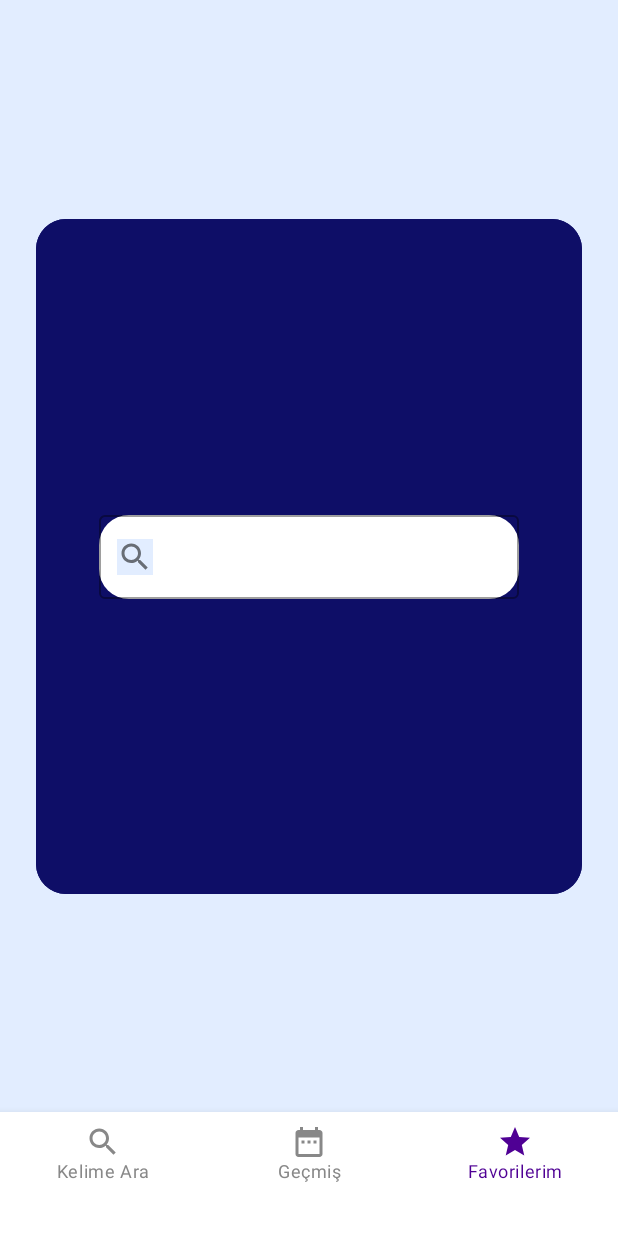
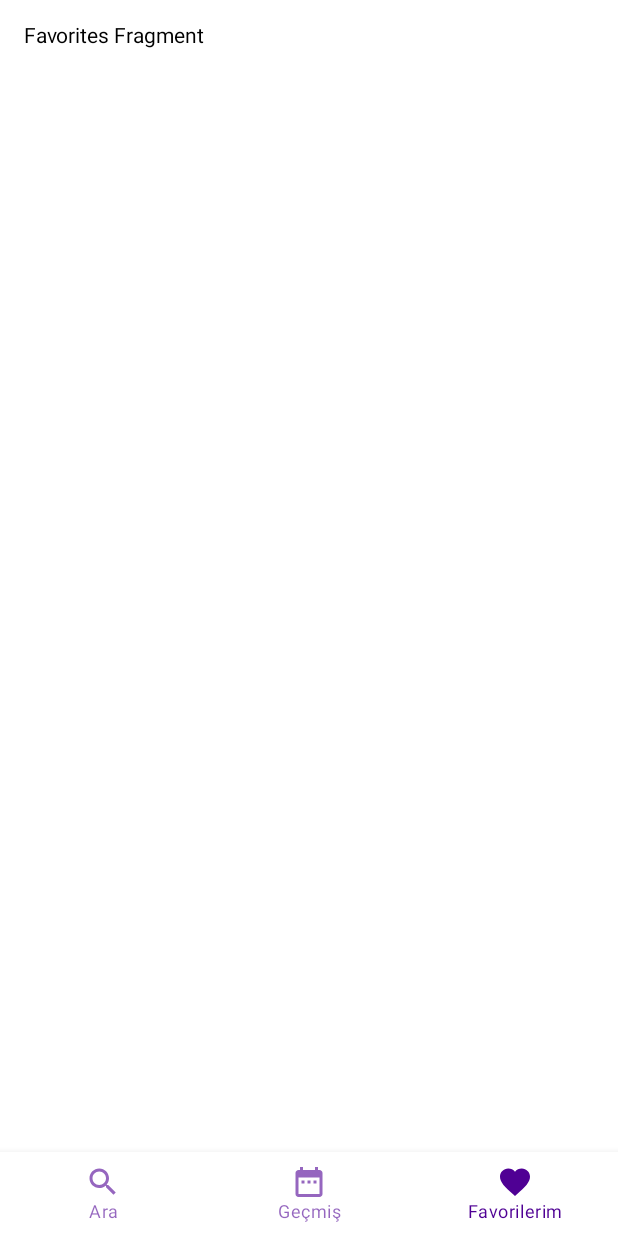
Before and after one commit to altaysoprano/TDKSozluk, an Android app built with Jetpack Compose: the screen it shows after launch (MainActivity), item 3 of the bottom bar chosen, on a phone screen of 412 x 824 dp. Run offline under Robolectric (Android 15) with nearby library versions, the phone set to English and light mode, and no system bars.

```diff
--- a/app/src/main/java/com/example/tdksozluk/MainActivity.kt
+++ b/app/src/main/java/com/example/tdksozluk/MainActivity.kt
@@ -4,6 +4,7 @@ import android.inputmethodservice.Keyboard
 import android.os.Bundle
 import androidx.activity.ComponentActivity
 import androidx.activity.compose.setContent
+import androidx.annotation.StringRes
 import androidx.compose.animation.expandVertically
 import androidx.compose.foundation.background
 import androidx.compose.foundation.border
@@ -28,35 +29,105 @@ import androidx.compose.ui.graphics.Brush
 import androidx.compose.ui.graphics.Color
 import androidx.compose.ui.graphics.RectangleShape
 import androidx.compose.ui.layout.ContentScale
+import androidx.compose.ui.res.stringResource
 import androidx.compose.ui.text.input.ImeAction
 import androidx.compose.ui.text.input.KeyboardType
 import androidx.compose.ui.text.input.TextFieldValue
 import androidx.compose.ui.tooling.preview.Preview
 import androidx.compose.ui.unit.dp
-import com.example.tdksozluk.ui.theme.TDKSozlukTheme
+import androidx.navigation.NavDestination.Companion.hierarchy
+import androidx.navigation.NavGraph.Companion.findStartDestination
+import androidx.navigation.Navigation.findNavController
+import androidx.navigation.compose.NavHost
+import androidx.navigation.compose.composable
+import androidx.navigation.compose.currentBackStackEntryAsState
+import androidx.navigation.compose.rememberNavController
+import com.google.android.material.bottomnavigation.BottomNavigationView
 
 class MainActivity : ComponentActivity() {
     override fun onCreate(savedInstanceState: Bundle?) {
         super.onCreate(savedInstanceState)
         setContent {
-            TDKSozlukTheme {
-                // A surface container using the 'background' color from the theme
-                Surface(color = MaterialTheme.colors.background) {
-                    Greeting()
+            mainActivityComposable()
+        }
+
+    }
+}
+
+sealed class Screen(val route: String, @StringRes val resourceId: Int) {
+    object Search : Screen("search", R.string.search)
+
+    object History : Screen("history", R.string.history)
+
+    object Favorites : Screen("favorites", R.string.favorites)
+}
+
+val items = listOf(
+    Screen.Search,
+    Screen.History,
+    Screen.Favorites
+)
+
+@Composable
+fun mainActivityComposable() {
+    val navController = rememberNavController()
+    Scaffold(
+        bottomBar = {
+            BottomNavigation(
+                contentColor = Color(79, 0, 148),
+                backgroundColor = Color.White,
+                ) {
+                val navBackStackEntry by navController.currentBackStackEntryAsState()
+                val currentDestination = navBackStackEntry?.destination
+                items.forEach { screen ->
+                    BottomNavigationItem(
+                        icon = { Icon(imageVector = when {
+                            screen.resourceId == R.string.search -> Icons.Filled.Search
+                            screen.resourceId == R.string.history -> Icons.Filled.DateRange
+                            screen.resourceId == R.string.favorites -> Icons.Filled.Favorite
+                            else -> Icons.Filled.Check}, contentDescription = null) },
+                        label = { Text(stringResource(screen.resourceId)) },
+                        selected = currentDestination?.hierarchy?.any { it.route == screen.route } == true,
+                        onClick = {
+                            navController.navigate(screen.route) {
+                                // Pop up to the start destination of the graph to
+                                // avoid building up a large stack of destinations
+                                // on the back stack as users select items
+                                popUpTo(navController.graph.findStartDestination().id) {
+                                    saveState = true
+                                }
+                                // Avoid multiple copies of the same destination when
+                                // reselecting the same item
+                                launchSingleTop = true
+                                // Restore state when reselecting a previously selected item
+                                restoreState = true
+                            }
+                        }
+                    )
                 }
             }
+        }
+    ) { innerPadding ->
+        NavHost(
+            navController,
+            startDestination = Screen.Search.route,
+            Modifier.padding(innerPadding)
+        ) {
+            composable(Screen.Search.route) { SearchComposable() }
+            composable(Screen.History.route) { History() }
+            composable(Screen.Favorites.route) { Favorites() }
         }
     }
 }
 
 @Composable
-fun Greeting() {
+fun SearchComposable() {
     Column(
         modifier = Modifier.fillMaxSize()
     ) {
         Row(
             modifier = Modifier
-                .weight(9f)
+                .weight(8f)
                 .background(Color(red = 226, green = 237, blue = 255))
                 .fillMaxSize()
                 .padding(24.dp),
@@ -82,14 +153,6 @@ fun Greeting() {
             {
                 Search()
             }
-        }
-        Row(
-            modifier = Modifier
-                .weight(1f)
-                .background(Color.White)
-                .fillMaxSize(),
-        ) {
-            bottomNavigation()
         }
     }
 }
@@ -139,16 +202,34 @@ fun Search() {
     )
 }
 
-val listItems = listOf("Kelime Ara", "Geçmiş", "Favorilerim")
+@Composable
+fun History() {
+    Column(modifier = Modifier.padding(16.dp)) {
+        Text(text = "History Fragment")
+    }
+}
 
 @Composable
+fun Favorites() {
+    Column(modifier = Modifier.padding(16.dp)) {
+        Text(text = "Favorites Fragment")
+    }
+}
+
+/* val listItems = listOf("Kelime Ara", "Geçmiş", "Favorilerim")
+
+ @Composable
 fun bottomNavigation() {
+    val navController = rememberNavController()
     var selectedIndex by remember { mutableStateOf(0) }
     BottomNavigation(
         modifier = Modifier.fillMaxSize(),
         contentColor = Color(79, 0, 148),
         backgroundColor = Color.White,
     ) {
+        val navBackStackEntry by navController.currentBackStackEntryAsState()
+        val currentDestination = navBackStackEntry?.destination
+
         listItems.forEachIndexed { index, label -> //Her bir list elemanı için 1 Bottom Navigation Item oluşturuyoruz.
             BottomNavigationItem(
                 icon = {
@@ -176,16 +257,18 @@ fun bottomNavigation() {
                     )
                 }, //List elemanının label'ı Item'ın label'ı olarak atanıyor.
                 selected = selectedIndex == index, //Item'ın seçili olup olmadığını buradan tespit ediliyor.
-                onClick = { selectedIndex = index }
+                onClick = { selectedIndex = index
+                    navController.navigate(R.layout.fragment_favorites)
+                }
             ) // Bu Item'a tıklandığında bu Item'ın index'i, selectedIndex olarak atanacak.
         }
     }
-}
+} */
 
 @Preview(showBackground = true)
 @Composable
 fun DefaultPreview() {
-    TDKSozlukTheme {
-        Greeting()
+    Surface {
+        mainActivityComposable()
     }
 }
--- a/app/src/main/java/com/example/tdksozluk/ui/theme/Color.kt
+++ /dev/null
@@ -1,8 +0,0 @@
-package com.example.tdksozluk.ui.theme
-
-import androidx.compose.ui.graphics.Color
-
-val Purple200 = Color(0xFFBB86FC)
-val Purple500 = Color(0xFF6200EE)
-val Purple700 = Color(0xFF3700B3)
-val Teal200 = Color(0xFF03DAC5)
--- a/app/src/main/java/com/example/tdksozluk/ui/theme/Shape.kt
+++ /dev/null
@@ -1,11 +0,0 @@
-package com.example.tdksozluk.ui.theme
-
-import androidx.compose.foundation.shape.RoundedCornerShape
-import androidx.compose.material.Shapes
-import androidx.compose.ui.unit.dp
-
-val Shapes = Shapes(
-    small = RoundedCornerShape(4.dp),
-    medium = RoundedCornerShape(4.dp),
-    large = RoundedCornerShape(0.dp)
-)
--- a/app/src/main/java/com/example/tdksozluk/ui/theme/Theme.kt
+++ /dev/null
@@ -1,44 +0,0 @@
-package com.example.tdksozluk.ui.theme
-
-import androidx.compose.foundation.isSystemInDarkTheme
-import androidx.compose.material.MaterialTheme
-import androidx.compose.material.darkColors
-import androidx.compose.material.lightColors
-import androidx.compose.runtime.Composable
-
-private val DarkColorPalette = darkColors(
-    primary = Purple200,
-    primaryVariant = Purple700,
-    secondary = Teal200
-)
-
-private val LightColorPalette = lightColors(
-    primary = Purple500,
-    primaryVariant = Purple700,
-    secondary = Teal200
-
-    /* Other default colors to override
-    background = Color.White,
-    surface = Color.White,
-    onPrimary = Color.White,
-    onSecondary = Color.Black,
-    onBackground = Color.Black,
-    onSurface = Color.Black,
-    */
-)
-
-@Composable
-fun TDKSozlukTheme(darkTheme: Boolean = isSystemInDarkTheme(), content: @Composable() () -> Unit) {
-    val colors = if (darkTheme) {
-        DarkColorPalette
-    } else {
-        LightColorPalette
-    }
-
-    MaterialTheme(
-        colors = colors,
-        typography = Typography,
-        shapes = Shapes,
-        content = content
-    )
-}
--- a/app/src/main/java/com/example/tdksozluk/ui/theme/Type.kt
+++ /dev/null
@@ -1,28 +0,0 @@
-package com.example.tdksozluk.ui.theme
-
-import androidx.compose.material.Typography
-import androidx.compose.ui.text.TextStyle
-import androidx.compose.ui.text.font.FontFamily
-import androidx.compose.ui.text.font.FontWeight
-import androidx.compose.ui.unit.sp
-
-// Set of Material typography styles to start with
-val Typography = Typography(
-    body1 = TextStyle(
-        fontFamily = FontFamily.Default,
-        fontWeight = FontWeight.Normal,
-        fontSize = 16.sp
-    )
-    /* Other default text styles to override
-    button = TextStyle(
-        fontFamily = FontFamily.Default,
-        fontWeight = FontWeight.W500,
-        fontSize = 14.sp
-    ),
-    caption = TextStyle(
-        fontFamily = FontFamily.Default,
-        fontWeight = FontWeight.Normal,
-        fontSize = 12.sp
-    )
-    */
-)
--- a/app/src/main/res/values/strings.xml
+++ b/app/src/main/res/values/strings.xml
@@ -1,3 +1,8 @@
 <resources>
     <string name="app_name">TDKSozluk</string>
+    <!-- TODO: Remove or change this placeholder text -->
+    <string name="hello_blank_fragment">Hello blank fragment</string>
+    <string name="search">Ara</string>
+    <string name="history">Geçmiş</string>
+    <string name="favorites">Favorilerim</string>
 </resources>
```
Also changed, not shown: app/build.gradle (+14 -3 lines), app/src/main/java/com/example/tdksozluk/FavoritesFragment.kt (added, +29 -0 lines), app/src/main/java/com/example/tdksozluk/HistoryFragment.kt (added, +29 -0 lines), app/src/main/java/com/example/tdksozluk/SearchFragment.kt (added, +88 -0 lines), app/src/main/res/layout/activity_main.xml (added, +9 -0 lines), app/src/main/res/layout/fragment_favorites.xml (added, +14 -0 lines), app/src/main/res/layout/fragment_history.xml (added, +14 -0 lines), app/src/main/res/layout/fragment_search.xml (added, +14 -0 lines).
